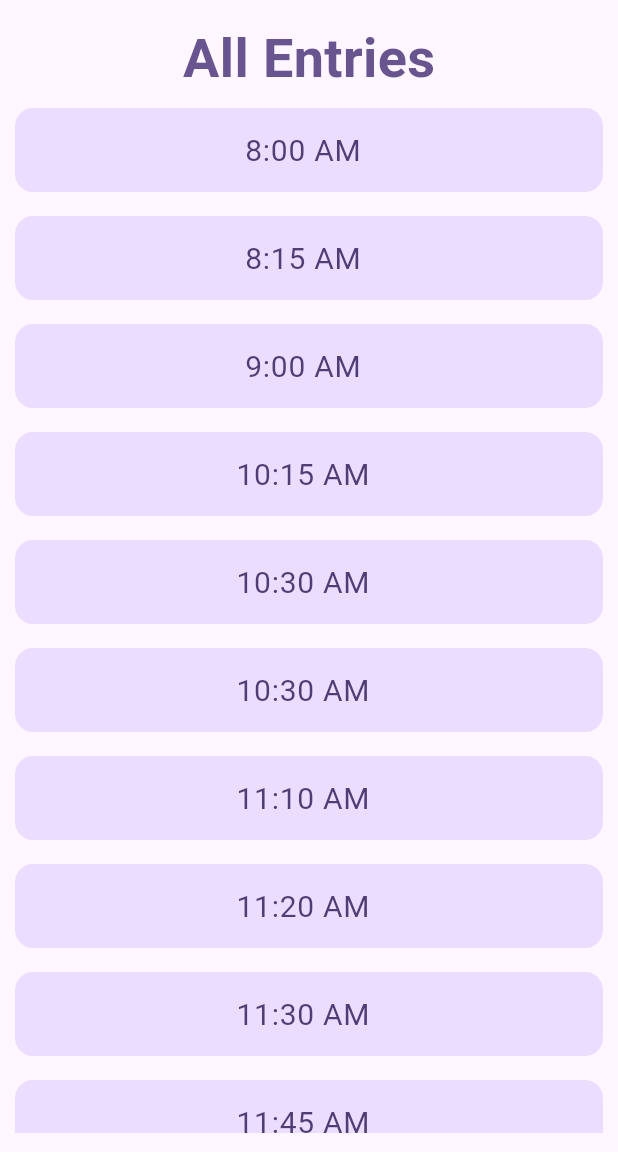
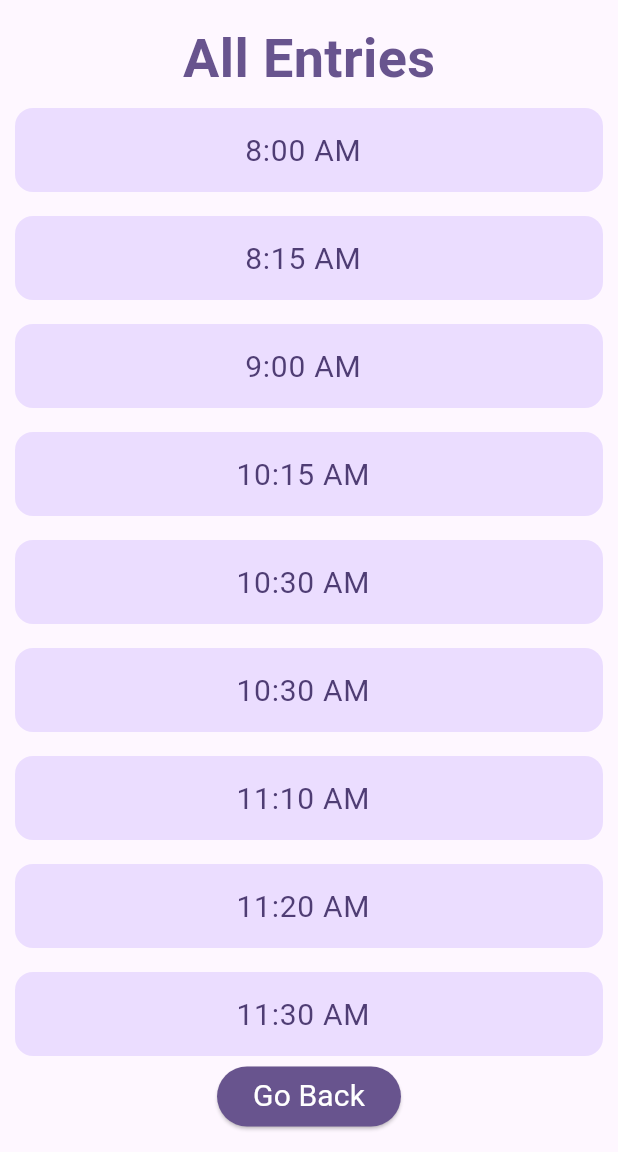
Before and after one commit to Sourish-Kanna/Next-Bus, a Flutter app: the screen it shows after launch, scrolled down 576 dp, after a tap on "Add time", after a tap on "View Entries", on a phone screen of 412 x 824 dp, the part 84-1236 px from its top. Run offline on Flutter 3.47's test engine with Material 3 defaults, Android fonts, the phone set to English and light mode, and no system bars; drawn by our look-alikes of dynamic_color, flutter_slidable.

Commit message:
New Page Added

```diff
--- a/lib/all_entries.dart
+++ /dev/null
@@ -1,39 +0,0 @@
-import 'package:flutter/material.dart';
-import 'package:flutter_slidable/flutter_slidable.dart';
-import 'package:intl/intl.dart';
-import 'package:dynamic_color/dynamic_color.dart';
-import 'package:next_bus/logics.dart';
-import 'package:provider/provider.dart';
-import 'package:next_bus/bus_timing_provider.dart';
-
-class NewPage extends StatelessWidget {
-  const NewPage({super.key});
-
-  @override
-  Widget build(BuildContext context) {
-    return Scaffold(
-      appBar: AppBar(
-        backgroundColor: Theme.of(context).colorScheme.inversePrimary,
-        title: const Text('Next Bus'),
-      ),
-      body: Padding(
-        padding: EdgeInsets.symmetric(vertical: 13.0, horizontal: 10.0),
-        child: Column(
-          mainAxisAlignment: MainAxisAlignment.center,
-          // crossAxisAlignment: CrossAxisAlignment.stretch,
-          children: [
-            Text(
-              "All Entries",
-              style: TextStyle(
-                fontSize: 36,
-                fontWeight: FontWeight.bold,
-                color: Theme.of(context).colorScheme.primary,
-              ),
-            ),
-            ListDisplay(),
-          ],
-        ),
-      ),
-    );
-  }
-}
--- a/lib/logics.dart
+++ b/lib/build_ui.dart
@@ -5,22 +5,12 @@ import 'package:next_bus/bus_timing_provider.dart';
 import 'package:provider/provider.dart';
 
 
-DateTime stringToDate(String time) {
-  DateTime newTime = DateFormat('h:mm a').parse(time);
-  return newTime;
-}
-
-String dateToString(DateTime time){
-  return DateFormat('h:mm a').format(time);
-}
-
-
 class NextTime extends StatelessWidget {
   const NextTime({super.key});
 
   @override
   Widget build(BuildContext context) {
-    return Consumer<BusTimingProvider>(
+    return Consumer<BusTimingList>(
         builder: (context, provider, child) {
 
           String getNextBus() {
@@ -67,7 +57,7 @@ class ListDisplay extends StatelessWidget {
 
   @override
   Widget build(BuildContext context) {
-    return Consumer<BusTimingProvider>(
+    return Consumer<BusTimingList>(
       builder: (context, provider, child) {
         return Expanded(
           child: ListView.builder(
@@ -136,7 +126,7 @@ class ListDisplay extends StatelessWidget {
     );
   }
 
-  void _editBusTiming(BuildContext context, int index, BusTimingProvider provider) {
+  void _editBusTiming(BuildContext context, int index, BusTimingList provider) {
     TextEditingController timeController = TextEditingController(text: dateToString(provider.busTimings[index]));
     showDialog(
       context: context,
@@ -182,7 +172,7 @@ class AddTime extends StatelessWidget {
         foregroundColor: Theme.of(context).colorScheme.onPrimary,
       ),
       onPressed: () {
-        Provider.of<BusTimingProvider>(context, listen: false).addBusTiming();
+        Provider.of<BusTimingList>(context, listen: false).addBusTiming();
       },
       child: const Text(
         "Add time",
--- a/lib/bus_timing_provider.dart
+++ b/lib/bus_timing_provider.dart
@@ -1,8 +1,16 @@
 import 'package:flutter/material.dart';
 import 'package:intl/intl.dart';
 
+DateTime stringToDate(String time) {
+  DateTime newTime = DateFormat('h:mm a').parse(time);
+  return newTime;
+}
 
-class BusTimingProvider with ChangeNotifier {
+String dateToString(DateTime time){
+  return DateFormat('h:mm a').format(time);
+}
+
+class BusTimingList with ChangeNotifier {
   final List<DateTime> _busTimings = [
     DateFormat('hh:mm a').parse("08:00 AM"), DateFormat('hh:mm a').parse("08:15 AM"),
     DateFormat('hh:mm a').parse("09:00 AM"), DateFormat('hh:mm a').parse("10:15 AM"),
--- a/lib/main.dart
+++ b/lib/main.dart
@@ -1,10 +1,10 @@
 import 'package:flutter/material.dart';
 import 'package:flutter/services.dart';
 import 'package:dynamic_color/dynamic_color.dart';
-import 'package:next_bus/logics.dart';
+import 'package:next_bus/build_ui.dart';
 import 'package:provider/provider.dart';
 import 'package:next_bus/bus_timing_provider.dart';
-import 'package:next_bus/all_entries.dart';
+
 
 void main() {
   WidgetsFlutterBinding.ensureInitialized();
@@ -13,7 +13,7 @@ void main() {
     DeviceOrientation.portraitDown,
   ]);
   runApp(ChangeNotifierProvider(
-    create: (context) => BusTimingProvider(),
+    create: (context) => BusTimingList(),
     child: const BusTimingApp(),
   ),);
 }
@@ -115,3 +115,51 @@ class BusHomePage extends StatelessWidget {
     );
   }
 }
+
+class NewPage extends StatelessWidget {
+  const NewPage({super.key});
+
+  @override
+  Widget build(BuildContext context) {
+    return Scaffold(
+      appBar: AppBar(
+        backgroundColor: Theme.of(context).colorScheme.inversePrimary,
+        title: const Text('Next Bus'),
+      ),
+      body: Padding(
+        padding: const EdgeInsets.symmetric(vertical: 13.0, horizontal: 10.0),
+        child: Column(
+          mainAxisAlignment: MainAxisAlignment.center,
+          // crossAxisAlignment: CrossAxisAlignment.stretch,
+          children: [
+            Text(
+              "All Entries",
+              style: TextStyle(
+                fontSize: 36,
+                fontWeight: FontWeight.bold,
+                color: Theme.of(context).colorScheme.primary,
+              ),
+            ),
+            const ListDisplay(),
+            ElevatedButton(
+              style: ElevatedButton.styleFrom(
+                backgroundColor: Theme.of(context).colorScheme.primary,
+                foregroundColor: Theme.of(context).colorScheme.onPrimary,
+              ),
+              onPressed: () {
+                Navigator.pop(context);
+              },
+              child: const Text(
+                "Go Back",
+                style: TextStyle(
+                    fontSize: 20,
+                    fontWeight: FontWeight.normal
+                ),
+              ),
+            ),
+          ],
+        ),
+      ),
+    );
+  }
+}
```
